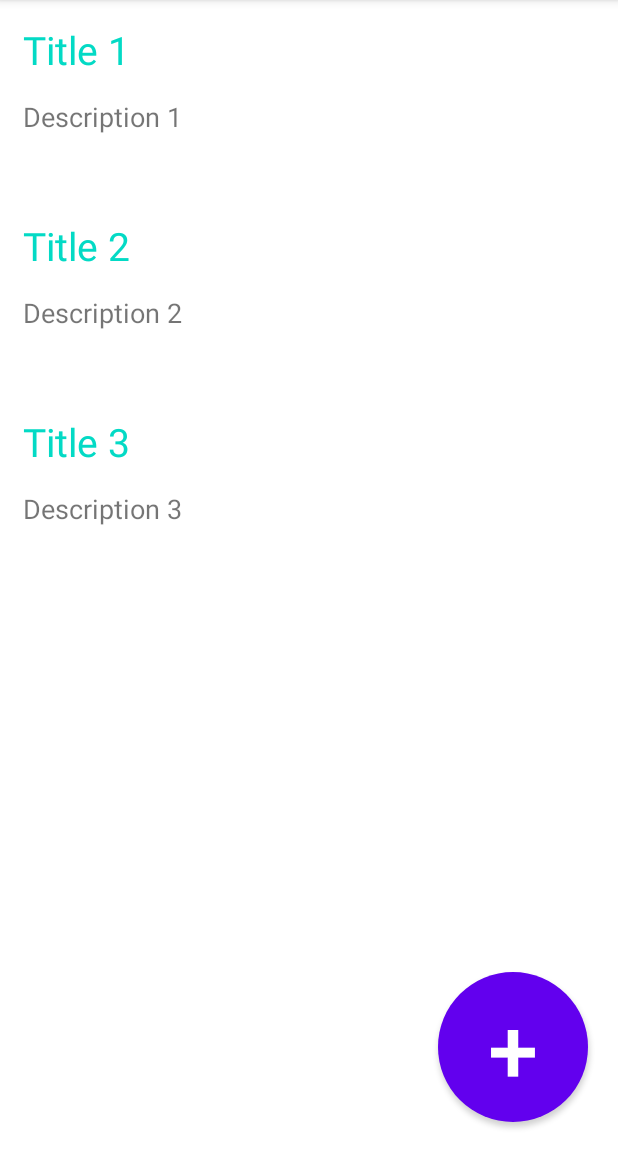
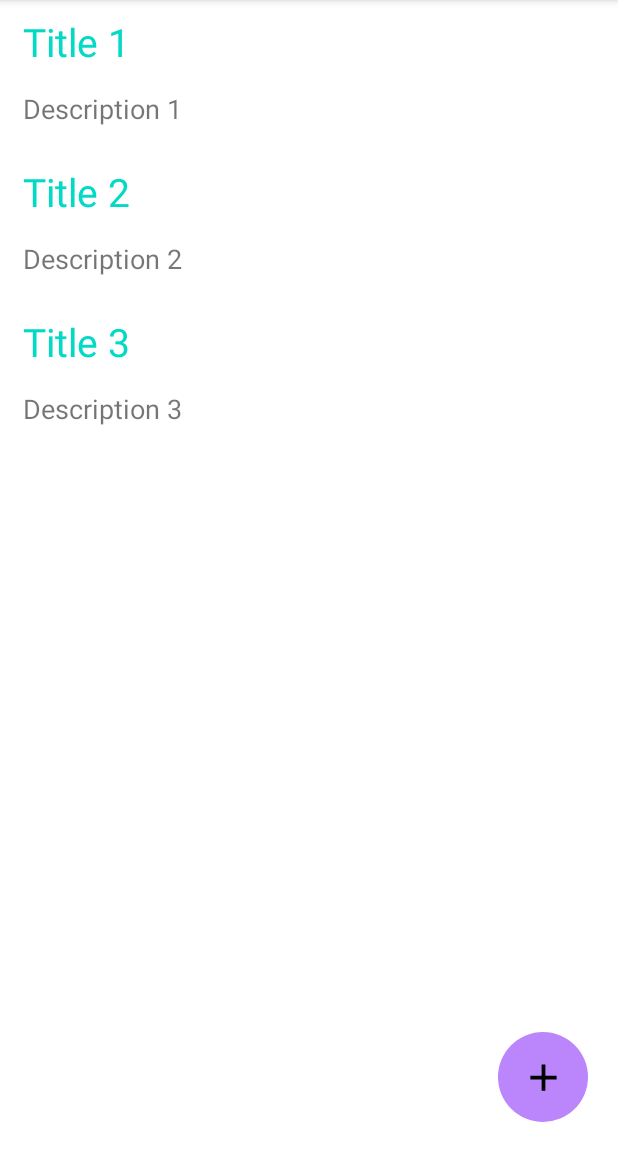
Before and after one commit to dipankarupd/Notes-App, an Android app: the screen it shows after launch (MainActivity), on a phone screen of 412 x 824 dp, the part 84-1236 px from its top. Run offline under Robolectric (Android 15) with nearby library versions, the phone set to English and light mode, and no system bars; our stand-ins replace Room's generated code.

Commit message:
Updated the Manifest file

```diff
--- a/Notes App/app/src/main/AndroidManifest.xml
+++ b/Notes App/app/src/main/AndroidManifest.xml
@@ -15,6 +15,7 @@
         tools:targetApi="31">
         <activity
             android:name=".View.UpdateNote"
+            android:parentActivityName=".View.MainActivity"
             android:exported="false">
             <meta-data
                 android:name="android.app.lib_name"
--- /dev/null
+++ b/Notes App/app/src/main/res/drawable/ic_plus.xml
@@ -0,0 +1,5 @@
+<vector android:height="30dp" android:tint="#000000"
+    android:viewportHeight="24" android:viewportWidth="24"
+    android:width="30dp" xmlns:android="http://schemas.android.com/apk/res/android">
+    <path android:fillColor="@android:color/white" android:pathData="M19,13h-6v6h-2v-6H5v-2h6V5h2v6h6v2z"/>
+</vector>
--- a/Notes App/app/src/main/res/layout/activity_main.xml
+++ b/Notes App/app/src/main/res/layout/activity_main.xml
@@ -16,18 +16,19 @@
         app:layout_constraintBottom_toBottomOf="parent"
         tools:listitem="@layout/note_items"/>
 
-    <Button
-
+<ImageButton
         android:id="@+id/btnAdd"
-        android:layout_width="100dp"
-        android:layout_height="100dp"
+        android:layout_width="60dp"
+        android:layout_height="60dp"
         android:layout_marginBottom="20dp"
         android:background="@drawable/round_button"
-        android:text="+"
+        android:src="@drawable/ic_plus"
         android:textSize="60sp"
         android:gravity="center_horizontal"
         app:layout_constraintBottom_toBottomOf="parent"
         app:layout_constraintRight_toRightOf="parent"
         tools:ignore="SpeakableTextPresentCheck"
         android:layout_marginEnd="20dp"/>
+
+
 </androidx.constraintlayout.widget.ConstraintLayout>
--- a/Notes App/app/src/main/res/layout/note_items.xml
+++ b/Notes App/app/src/main/res/layout/note_items.xml
@@ -3,7 +3,10 @@
     xmlns:tools="http://schemas.android.com/tools"
     android:layout_width="match_parent"
     android:layout_height="wrap_content"
-    android:padding="15dp"
+    android:layout_marginLeft="15dp"
+    android:layout_marginRight="15dp"
+    android:layout_marginBottom="15dp"
+    android:layout_marginTop="10dp"
     xmlns:app="http://schemas.android.com/apk/res-auto">
 
     <TextView
@@ -22,7 +25,7 @@
     <TextView
         android:id="@+id/description"
         android:layout_width="0dp"
-        android:layout_height="50dp"
+        android:layout_height="wrap_content"
         app:layout_constraintLeft_toLeftOf="parent"
         app:layout_constraintRight_toRightOf="parent"
         app:layout_constraintTop_toBottomOf="@+id/title"
```
